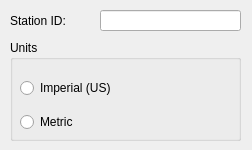
First picture: the form in package/contents/ui/config.ui, repository hal7df/kde-desktop-weather, before the edit.
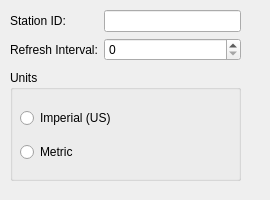
Second picture: the form after the edit.

```diff
--- a/package/contents/ui/config.ui
+++ b/package/contents/ui/config.ui
@@ -6,10 +6,16 @@
    <rect>
     <x>0</x>
     <y>0</y>
-    <width>252</width>
-    <height>150</height>
+    <width>270</width>
+    <height>200</height>
    </rect>
   </property>
+  <property name="minimumSize">
+   <size>
+    <width>270</width>
+    <height>200</height>
+   </size>
+  </property>
   <property name="baseSize">
    <size>
     <width>193</width>
@@ -19,13 +25,48 @@
   <property name="windowTitle">
    <string>Form</string>
   </property>
+  <widget class="QWidget" name="formLayoutWidget">
+   <property name="geometry">
+    <rect>
+     <x>10</x>
+     <y>10</y>
+     <width>231</width>
+     <height>61</height>
+    </rect>
+   </property>
+   <layout class="QFormLayout" name="formLayout">
+    <property name="fieldGrowthPolicy">
+     <enum>QFormLayout::AllNonFixedFieldsGrow</enum>
+    </property>
+    <item row="0" column="0">
+     <widget class="QLabel" name="IDLabel">
+      <property name="text">
+       <string>Station ID:</string>
+      </property>
+     </widget>
+    </item>
+    <item row="0" column="1">
+     <widget class="QLineEdit" name="kcfg_stationID"/>
+    </item>
+    <item row="1" column="0">
+     <widget class="QLabel" name="IntervalLabel">
+      <property name="text">
+       <string>Refresh Interval:</string>
+      </property>
+     </widget>
+    </item>
+    <item row="1" column="1">
+     <widget class="QSpinBox" name="kcfg_refreshInterval"/>
+    </item>
+   </layout>
+  </widget>
   <widget class="QGroupBox" name="groupBox">
    <property name="geometry">
     <rect>
      <x>10</x>
-     <y>40</y>
+     <y>70</y>
      <width>231</width>
-     <height>101</height>
+     <height>111</height>
     </rect>
    </property>
    <property name="title">
@@ -58,29 +99,6 @@
     </layout>
    </widget>
   </widget>
-  <widget class="QLabel" name="label">
-   <property name="geometry">
-    <rect>
-     <x>10</x>
-     <y>10</y>
-     <width>91</width>
-     <height>21</height>
-    </rect>
-   </property>
-   <property name="text">
-    <string>Station ID:</string>
-   </property>
-  </widget>
-  <widget class="QLineEdit" name="kcfg_stationID">
-   <property name="geometry">
-    <rect>
-     <x>100</x>
-     <y>10</y>
-     <width>141</width>
-     <height>21</height>
-    </rect>
-   </property>
-  </widget>
  </widget>
  <resources/>
  <connections/>
```
Left out of the diff: 4 changed lines with no effect on the pictures.
